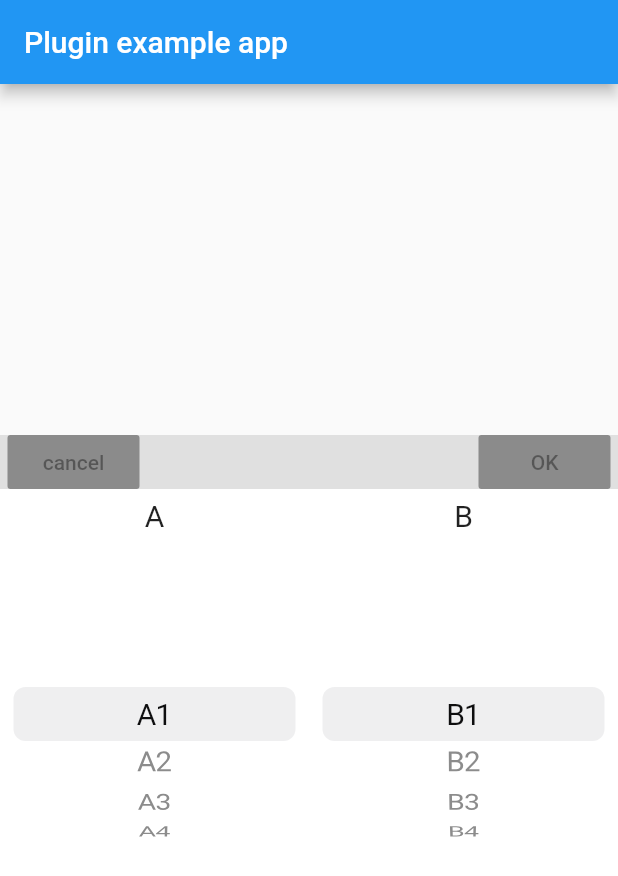
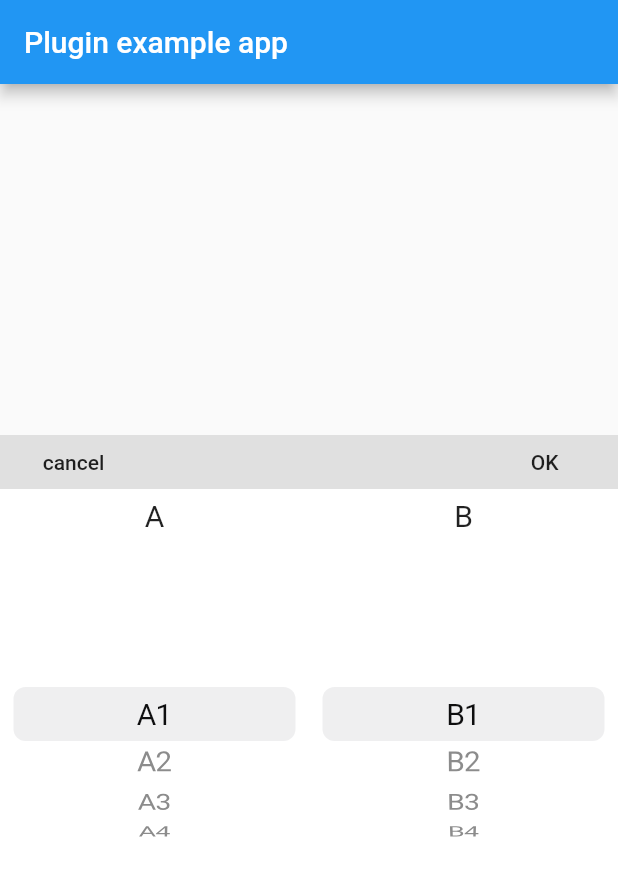
Before and after one commit to frcc00/FrDataPicker, a Flutter app: the screen it shows after launch, on a phone screen of 412 x 824 dp. Shown: the top 876 px of the screen. Run offline on Flutter 3.47's test engine with Material 2 defaults, Android fonts, the phone set to English and light mode, and no system bars; drawn by our look-alikes of auto_size_text; statements that could not run were skipped.

Commit message:
Update frdatapicker.dart

```diff
--- a/lib/frdatapicker.dart
+++ b/lib/frdatapicker.dart
@@ -2,8 +2,6 @@ import 'dart:async';
 
 import 'package:flutter/material.dart';
 import 'package:flutter/cupertino.dart';
-
-import 'package:auto_size_text/auto_size_text.dart';
 
 typedef DataSourceCallback = List<String> Function(int columnIndex);
 
@@ -15,8 +13,6 @@ class FrDataPicker extends StatefulWidget {
         this.itemTitles = const [],
         this.okBtnTitle,
         this.cancelBtnTitle,
-        this.okBtnClicked,
-        this.cancelBtnClicked,
         this.initialItems = const [],
         @required this.onSelectedItemChanged,
         this.hideToolBar})
@@ -38,9 +34,6 @@ class FrDataPicker extends StatefulWidget {
   Function(int index, int columnIndex,
       Function(List<int> columnIndexs) needReloadColumns) onSelectedItemChanged;
 
-  VoidCallback cancelBtnClicked;
-  VoidCallback okBtnClicked;
-
   final double _cellHeight = 36.0;
   final double _fontSize = 20.0;
   final double _titleHeight = 36.0;
@@ -55,11 +48,13 @@ class FrDataPicker extends StatefulWidget {
 class FrDataPickerState extends State<FrDataPicker> {
   List<Picker> pickers = List<Picker>();
 
+  var _index;
+  var _columnIndex;
+
   @override
   void initState() {
     super.initState();
-    widget.itemTitles = widget.itemTitles ?? [];
-    widget.initialItems = widget.initialItems ?? [];
+    _index = widget.initialItems[0];
   }
 
   needReloadColumns(List<int> columnIndexs) {
@@ -73,7 +68,8 @@ class FrDataPickerState extends State<FrDataPicker> {
   }
 
   _pickerSelectedChanged(int index, int columnIndex) {
-    widget.onSelectedItemChanged(index, columnIndex, needReloadColumns);
+    _index = index;
+    _columnIndex = columnIndex;
   }
 
   _getPickerContainer(double _width, int columnIndex) {
@@ -106,15 +102,20 @@ class FrDataPickerState extends State<FrDataPicker> {
           Container(
             width: 5.0,
           ),
-          RaisedButton(
-            onPressed: widget.cancelBtnClicked,
+          FlatButton(
+            onPressed: (){
+              Navigator.pop(context);
+            },
             child: Text(widget.cancelBtnTitle ?? "cancel"),
           ),
           Expanded(
             child: Container(),
           ),
-          RaisedButton(
-            onPressed: widget.okBtnClicked,
+          FlatButton(
+            onPressed: (){
+              widget.onSelectedItemChanged(_index, _columnIndex, needReloadColumns);
+              Navigator.pop(context);
+            },
             child: Text(widget.okBtnTitle ?? 'OK'),
           ),
           Container(
@@ -255,7 +256,7 @@ class PickerState extends State<Picker> {
         },
         children: List<Widget>.generate(data.length, (int index) {
           return Center(
-          child: AutoSizeText(
+            child: Text(
               data[index] ?? "",
               style: TextStyle(fontSize: widget.fontSize),
               maxLines: 1,
```
Lines whose indentation alone changed are shown as unchanged.
